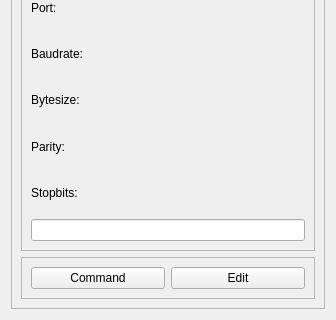
Old version of the form GUI/ui_files/serial_instrument_device_wid.ui in the repository YeonungK/YonKu; both pictures show x 0 to 336 and y 183 to 503 of the 336 by 503 pixel window.
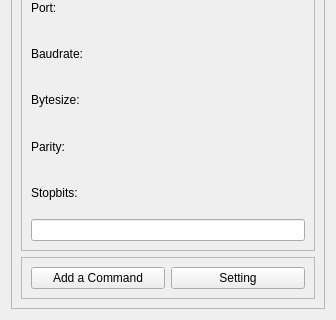
New version of the form.

```diff
--- a/GUI/ui_files/serial_instrument_device_wid.ui
+++ b/GUI/ui_files/serial_instrument_device_wid.ui
@@ -119,14 +119,14 @@
          <item>
           <widget class="QPushButton" name="commandButton">
            <property name="text">
-            <string>Command</string>
+            <string>Add a Command</string>
            </property>
           </widget>
          </item>
          <item>
           <widget class="QPushButton" name="editButton">
            <property name="text">
-            <string>Edit</string>
+            <string>Setting</string>
            </property>
           </widget>
          </item>
```
Left out of the diff: 2 changed lines with no effect on the pictures.
